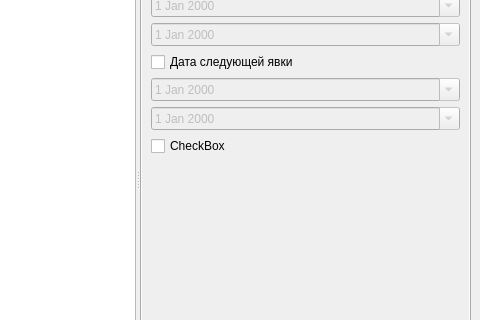
Above: search_window.ui from glooer/dip before the change; both pictures show x 691 to 1171 and y 259 to 579 of the 1171 by 878 pixel window. Below: the same form after it.
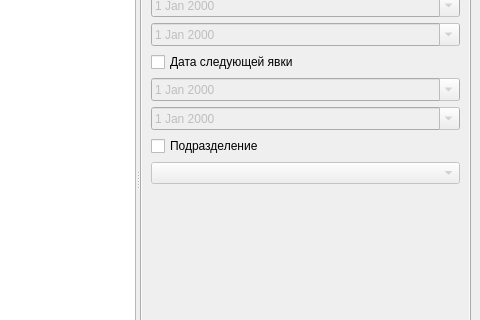
That is the form after the change. The open tabs and pages were chosen to show the change.

What changed in the file:
```diff
--- a/search_window.ui
+++ b/search_window.ui
@@ -797,7 +797,14 @@
                   <item>
                    <widget class="QCheckBox" name="checkBox">
                     <property name="text">
-                     <string>CheckBox</string>
+                     <string>Подразделение</string>
+                    </property>
+                   </widget>
+                  </item>
+                  <item>
+                   <widget class="QComboBox" name="orgStructure_selecter">
+                    <property name="enabled">
+                     <bool>false</bool>
                     </property>
                    </widget>
                   </item>
```
Left out of the diff: 125 changed lines with no effect on the pictures.
